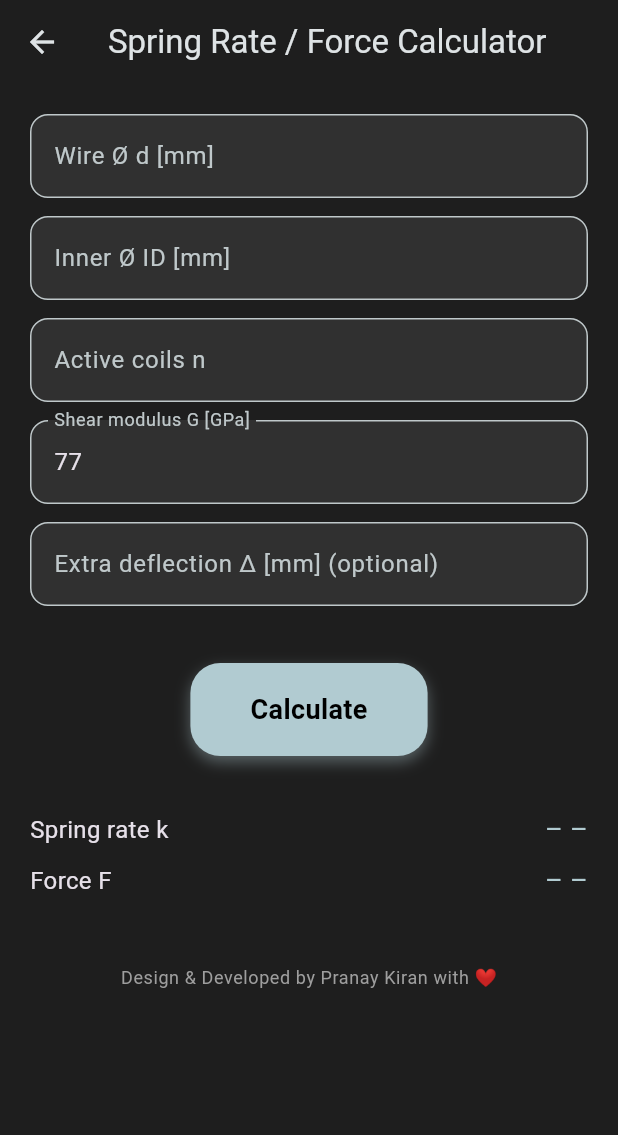
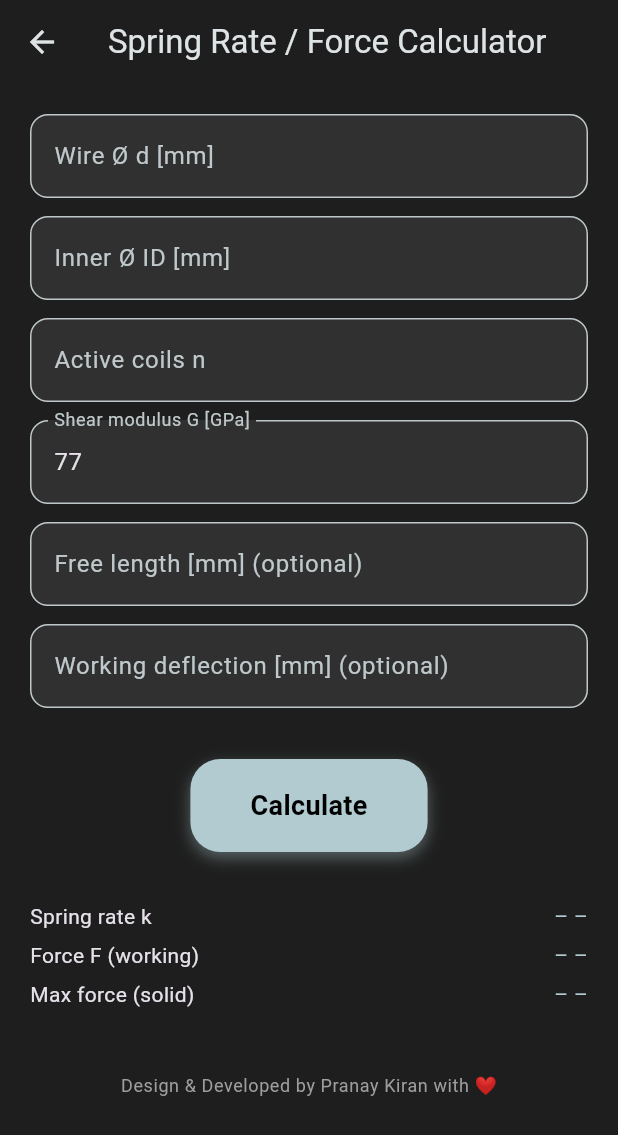
Before and after one commit to Renewable-Energy-Systems/RES_Calci, a Flutter app: the SpringCalculatorScreen screen opened directly, on a phone screen of 412 x 824 dp. Shown: the top 1135 px of the screen. Run offline on Flutter 3.47's test engine with Material 3 defaults, Android fonts, the phone set to English and light mode, and no system bars.

Commit message:
Update spring logics
Signed-off-by: kiranpranay <kiranpranay12@gmail.com>

```diff
--- a/lib/spring.dart
+++ b/lib/spring.dart
@@ -1,7 +1,7 @@
 import 'package:flutter/material.dart';
 import 'dart:math' as math;
 
-/// Spring rate *k* (N/m) and force *F* calculator – dark Material look.
+/// Spring calculator – shows k, working force, max solid force (N & kgf).
 class SpringCalculatorScreen extends StatefulWidget {
   const SpringCalculatorScreen({super.key});
 
@@ -10,84 +10,122 @@ class SpringCalculatorScreen extends StatefulWidget {
 }
 
 class _SpringCalculatorScreenState extends State<SpringCalculatorScreen> {
-  final _dCtrl = TextEditingController(); // wire Ø mm
-  final _idCtrl = TextEditingController(); // inner Ø mm
-  final _nCtrl = TextEditingController(); // active coils
-  final _gCtrl = TextEditingController(text: '77'); // G GPa
-  final _deflCtrl = TextEditingController(); // deflection mm
+  final _dCtrl = TextEditingController();
+  final _idCtrl = TextEditingController();
+  final _nCtrl = TextEditingController();
+  final _gCtrl = TextEditingController(text: '77');
+  final _freeCtrl = TextEditingController();
+  final _deflCtrl = TextEditingController();
 
   String _kRes = '– –';
   String _fRes = '– –';
+  String _fMax = '– –';
+  Map<String, String>? _fab;
+  String? _error;
+
+  String _fmtForce(double n) {
+    final kg = n / 9.80665;
+    return '${n.toStringAsFixed(2)} N  (${kg.toStringAsFixed(2)} kgf)';
+  }
 
   void _calculate() {
+    setState(() {
+      _fab = null;
+      _error = null;
+      _kRes = _fRes = _fMax = '– –';
+    });
     try {
-      final dMm = double.parse(_dCtrl.text.trim());
-      final idMm = double.parse(_idCtrl.text.trim());
+      final d = double.parse(_dCtrl.text.trim());
+      final id = double.parse(_idCtrl.text.trim());
       final n = double.parse(_nCtrl.text.trim());
-      final gGPa = double.parse(_gCtrl.text.trim());
-      final deflMm =
+      final gG = double.parse(_gCtrl.text.trim());
+      final freeIn =
+          _freeCtrl.text.trim().isEmpty
+              ? null
+              : double.parse(_freeCtrl.text.trim());
+      final deflIn =
           _deflCtrl.text.trim().isEmpty
-              ? 0.0
+              ? null
               : double.parse(_deflCtrl.text.trim());
-
-      if (dMm <= 0 || idMm < 0 || n <= 0 || gGPa <= 0) {
-        return _snack('Inputs must be positive (ID ≥ 0)');
+      if (d <= 0 || id < 0 || n <= 1 || gG <= 0) {
+        _snack('Numbers must be positive (n>1, ID≥0)');
+        return;
       }
-
-      final d = dMm / 1e3;
-      final id = idMm / 1e3;
-      final g = gGPa * 1e9;
-      final dMean = id + d;
-      final k = g * math.pow(d, 4) / (8 * math.pow(dMean, 3) * n);
-
+      final solid = n * d;
+      final free = freeIn ?? solid;
+      if (free < solid) {
+        setState(() => _error = 'Free length < solid length → impossible');
+        return;
+      }
+      final maxDefl = free - solid;
+      final defl = deflIn ?? maxDefl;
+      if (defl > maxDefl) {
+        setState(
+          () => _error = 'Deflection exceeds ${maxDefl.toStringAsFixed(2)} mm',
+        );
+        return;
+      }
+      final od = id + 2 * d;
+      final Dm = id + d;
+      final pitch = (free - d) / (n - 1);
+      if (pitch <= 0) {
+        setState(() => _error = 'Pitch ≤0');
+        return;
+      }
+      final k =
+          gG * 1e9 * math.pow(d / 1e3, 4) / (8 * math.pow(Dm / 1e3, 3) * n);
+      final fWork = k * defl / 1e3;
+      final fSolid = k * maxDefl / 1e3;
       setState(() {
         _kRes = '${k.toStringAsFixed(2)} N/m';
-        if (deflMm > 0) {
-          final f = k * (deflMm / 1e3);
-          _fRes = '${f.toStringAsFixed(2)} N';
-        } else {
-          _fRes = '– –';
-        }
+        _fRes = _fmtForce(fWork);
+        _fMax = _fmtForce(fSolid);
+        _fab = {
+          'Wire diameter': '${d.toStringAsFixed(2)} mm',
+          'Inner diameter': '${id.toStringAsFixed(2)} mm',
+          'Outer diameter': '${od.toStringAsFixed(2)} mm',
+          'Mean coil diameter': '${Dm.toStringAsFixed(2)} mm',
+          'Active coils': n.toStringAsFixed(0),
+          'Pitch': '${pitch.toStringAsFixed(2)} mm',
+          'Free length': '${free.toStringAsFixed(2)} mm',
+          'Solid length': '${solid.toStringAsFixed(2)} mm',
+          'Max deflection': '${maxDefl.toStringAsFixed(2)} mm',
+          'Working deflection': '${defl.toStringAsFixed(2)} mm',
+          'Max force (solid)': _fMax,
+        };
       });
     } catch (_) {
       _snack('Please enter valid numeric values');
     }
   }
 
-  void _snack(String msg) =>
-      ScaffoldMessenger.of(context).showSnackBar(SnackBar(content: Text(msg)));
+  void _snack(String m) =>
+      ScaffoldMessenger.of(context).showSnackBar(SnackBar(content: Text(m)));
+  InputDecoration _deco(String l) => InputDecoration(
+    labelText: l,
+    filled: true,
+    fillColor: const Color(0xFF303030),
+    border: OutlineInputBorder(borderRadius: BorderRadius.circular(12)),
+  );
+  Widget _field(String l, TextEditingController c) => Padding(
+    padding: const EdgeInsets.only(bottom: 12),
+    child: TextField(
+      controller: c,
+      keyboardType: TextInputType.number,
+      decoration: _deco(l),
+    ),
+  );
+  Widget _row(String l, String v, Color a) => Padding(
+    padding: const EdgeInsets.symmetric(vertical: 3),
+    child: Row(
+      mainAxisAlignment: MainAxisAlignment.spaceBetween,
+      children: [Text(l), Text(v, style: TextStyle(color: a))],
+    ),
+  );
 
   @override
   Widget build(BuildContext context) {
     final accent = Theme.of(context).colorScheme.secondary;
-
-    InputDecoration deco(String label) => InputDecoration(
-      labelText: label,
-      filled: true,
-      fillColor: const Color(0xFF303030),
-      border: OutlineInputBorder(borderRadius: BorderRadius.circular(12)),
-    );
-
-    Widget field(String label, TextEditingController c) => Padding(
-      padding: const EdgeInsets.only(bottom: 12),
-      child: TextField(
-        controller: c,
-        keyboardType: TextInputType.number,
-        decoration: deco(label),
-      ),
-    );
-
-    Widget result(String lbl, String val) => Padding(
-      padding: const EdgeInsets.symmetric(vertical: 4),
-      child: Row(
-        mainAxisAlignment: MainAxisAlignment.spaceBetween,
-        children: [
-          Text(lbl, style: const TextStyle(fontSize: 16)),
-          Text(val, style: TextStyle(fontSize: 18, color: accent)),
-        ],
-      ),
-    );
-
     return Scaffold(
       appBar: AppBar(
         title: const Text('Spring Rate / Force Calculator'),
@@ -97,17 +135,24 @@ class _SpringCalculatorScreenState extends State<SpringCalculatorScreen> {
       body: SingleChildScrollView(
         padding: const EdgeInsets.all(20),
         child: Column(
+          crossAxisAlignment: CrossAxisAlignment.start,
           children: [
-            field('Wire Ø d [mm]', _dCtrl),
-            field('Inner Ø ID [mm]', _idCtrl),
-            field('Active coils n', _nCtrl),
-            field('Shear modulus G [GPa]', _gCtrl),
-            field('Extra deflection Δ [mm] (optional)', _deflCtrl),
-            const SizedBox(height: 26),
-            InkWell(
+            _field('Wire Ø d [mm]', _dCtrl),
+            _field('Inner Ø ID [mm]', _idCtrl),
+            _field('Active coils n', _nCtrl),
+            _field('Shear modulus G [GPa]', _gCtrl),
+            _field('Free length [mm] (optional)', _freeCtrl),
+            _field('Working deflection [mm] (optional)', _deflCtrl),
+            const SizedBox(height: 22),
+            Center(
+              child: InkWell(
                 borderRadius: BorderRadius.circular(20),
                 onTap: _calculate,
                 child: Ink(
+                  padding: const EdgeInsets.symmetric(
+                    vertical: 18,
+                    horizontal: 40,
+                  ),
                   decoration: BoxDecoration(
                     color: accent,
                     borderRadius: BorderRadius.circular(20),
@@ -119,9 +164,7 @@ class _SpringCalculatorScreenState extends State<SpringCalculatorScreen> {
                       ),
                     ],
                   ),
-                child: const Padding(
-                  padding: EdgeInsets.symmetric(vertical: 18, horizontal: 40),
-                  child: Text(
+                  child: const Text(
                     'Calculate',
                     style: TextStyle(
                       fontSize: 18,
@@ -132,15 +175,30 @@ class _SpringCalculatorScreenState extends State<SpringCalculatorScreen> {
                 ),
               ),
             ),
-            const SizedBox(height: 32),
-            result('Spring rate k', _kRes),
-            result('Force F', _fRes),
+            const SizedBox(height: 30),
+            _row('Spring rate k', _kRes, accent),
+            _row('Force F (working)', _fRes, accent),
+            _row('Max force (solid)', _fMax, accent),
+            if (_error != null) ...[
+              const SizedBox(height: 12),
+              Text(_error!, style: const TextStyle(color: Colors.redAccent)),
+            ] else if (_fab != null) ...[
+              const Divider(height: 32),
+              const Text(
+                'Fabrication parameters',
+                style: TextStyle(fontSize: 16, fontWeight: FontWeight.bold),
+              ),
+              const SizedBox(height: 12),
+              ..._fab!.entries.map((e) => _row(e.key, e.value, accent)),
+            ],
             const SizedBox(height: 40),
-            Text(
+            Center(
+              child: Text(
                 'Design & Developed by Pranay Kiran with ❤',
                 style: Theme.of(
                   context,
                 ).textTheme.bodySmall?.copyWith(color: Colors.grey),
+              ),
             ),
           ],
         ),
```
Lines whose indentation alone changed are shown as unchanged.
